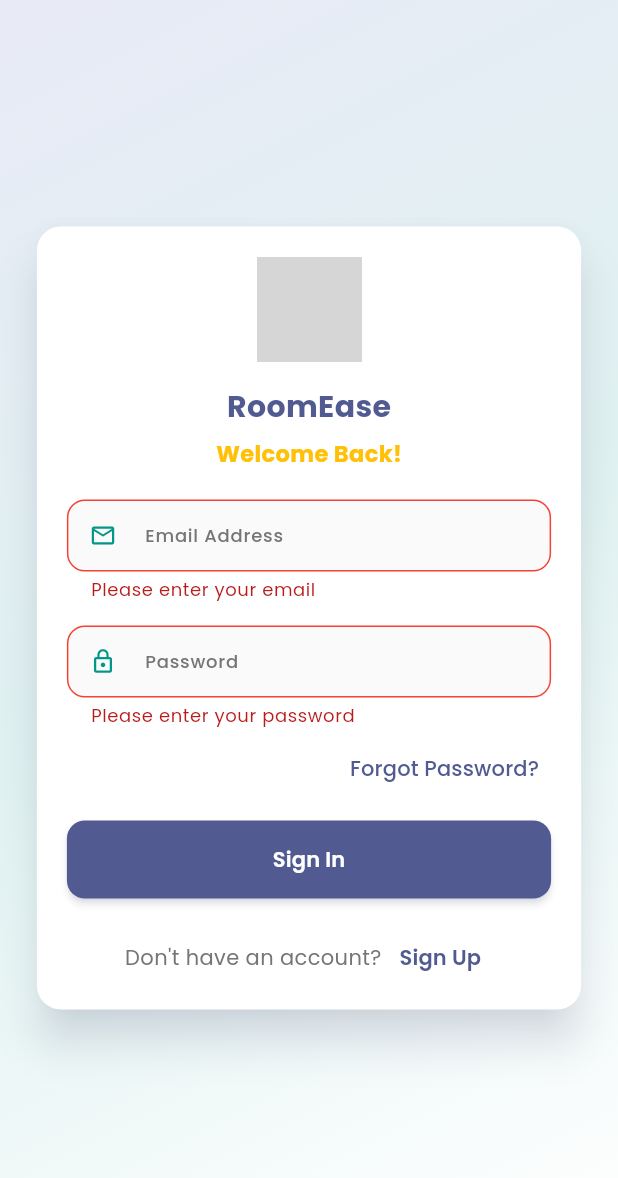
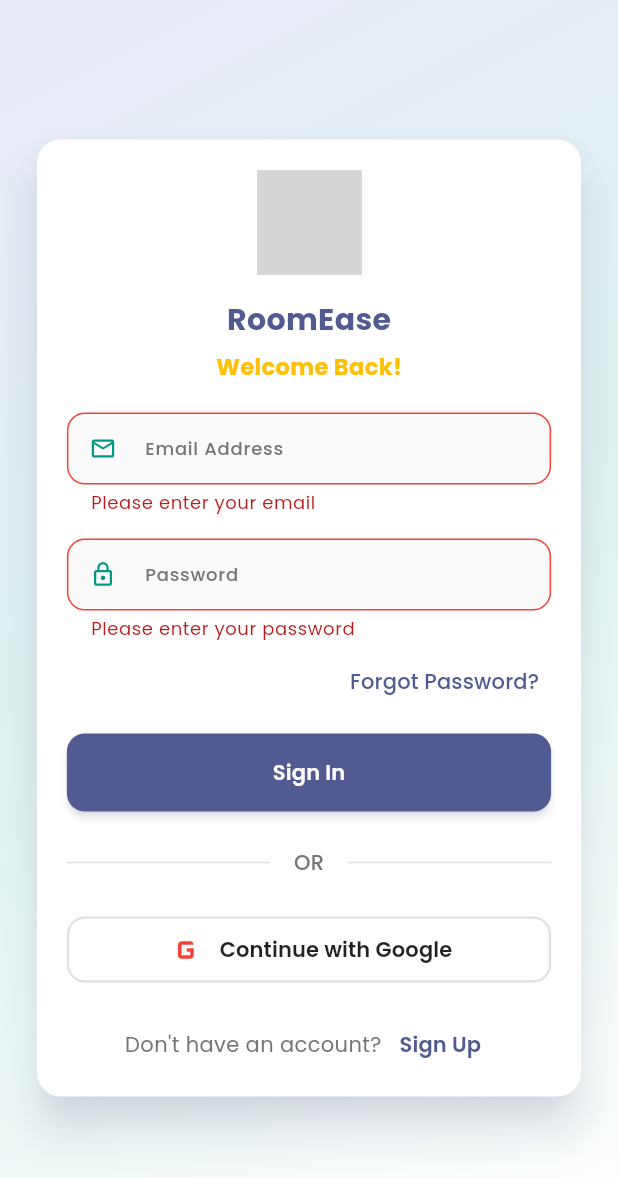
Before and after one commit to Sarthakanon/RoomEase, a Flutter app: the screen it shows after launch, after a tap on "Sign In", on a phone screen of 412 x 824 dp. Shown: the top 1178 px of the screen. Run offline on Flutter 3.47's test engine with Material 3 defaults, Android fonts, the phone set to English and light mode, and no system bars; our stand-ins replace cloud_firestore, firebase_auth, firebase_core, google_fonts; accounts and stored records are empty; grey boxes are pictures that could not be loaded.

Commit message:
feat: update login screen with roomspace check and consistent styling
- Add roomspace check on login to route users appropriately
- First-time users go to roomspace selection
- Returning users with roomspace go to home
- Update text sizes for consistency (20px title, 15px subtitle, 14px inputs, 12px labels)
- Change input icons to tertiary/teal color (size 18)
- Apply to both email/password and Google Sign-In flows
- Improve user experience with proper navigation flow

```diff
--- a/lib/features/auth/presentation/login_screen.dart
+++ b/lib/features/auth/presentation/login_screen.dart
@@ -1,6 +1,7 @@
 import 'package:flutter/material.dart';
 import 'package:flutter/services.dart';
 import '../../../services/firebase_auth_service.dart';
+import '../../../services/firestore_service.dart';
 
 class LoginScreen extends StatefulWidget {
   const LoginScreen({super.key});
@@ -21,6 +22,63 @@
   // Firebase Auth Service
   final FirebaseAuthService _authService = FirebaseAuthService();
 
+  // Google Sign-In function
+  Future<void> _signInWithGoogle() async {
+    setState(() {
+      _isLoading = true;
+    });
+
+    try {
+      final userCredential = await _authService.signInWithGoogle();
+
+      if (userCredential != null && mounted) {
+        // Check if user has any roomspaces
+        final firestoreService = FirestoreService();
+        final roomspaces = await firestoreService.getUserRoomspaces(
+          userCredential.user!.uid,
+        );
+
+        setState(() {
+          _isLoading = false;
+        });
+
+        // Show success message
+        ScaffoldMessenger.of(context).showSnackBar(
+          SnackBar(
+            content: Text('Welcome ${userCredential.user?.displayName ?? ""}!'),
+            backgroundColor: Colors.green,
+          ),
+        );
+
+        // Route based on roomspace status
+        if (roomspaces.isEmpty) {
+          // First time login - go to roomspace selection
+          Navigator.pushReplacementNamed(context, '/roomspace-selection');
+        } else {
+          // Has roomspace - go to home
+          Navigator.pushReplacementNamed(context, '/home');
+        }
+      } else {
+        if (mounted) {
+          setState(() {
+            _isLoading = false;
+          });
+        }
+      }
+    } catch (e) {
+      if (mounted) {
+        setState(() {
+          _isLoading = false;
+        });
+
+        // Show error message
+        ScaffoldMessenger.of(context).showSnackBar(
+          SnackBar(content: Text(e.toString()), backgroundColor: Colors.red),
+        );
+      }
+    }
+  }
+
   // Login function
   Future<void> _login() async {
     // Check if form is valid
@@ -38,6 +96,12 @@
         );
 
         if (userCredential != null && mounted) {
+          // Check if user has any roomspaces
+          final firestoreService = FirestoreService();
+          final roomspaces = await firestoreService.getUserRoomspaces(
+            userCredential.user!.uid,
+          );
+
           setState(() {
             _isLoading = false;
           });
@@ -50,8 +114,14 @@
             ),
           );
 
-          // Go to home screen
-          Navigator.pushReplacementNamed(context, '/home');
+          // Route based on roomspace status
+          if (roomspaces.isEmpty) {
+            // First time login - go to roomspace selection
+            Navigator.pushReplacementNamed(context, '/roomspace-selection');
+          } else {
+            // Has roomspace - go to home
+            Navigator.pushReplacementNamed(context, '/home');
+          }
         }
       } catch (e) {
         if (mounted) {
@@ -371,6 +441,62 @@
                                     ),
                                   ),
                             SizedBox(height: 24),
+
+                            // Divider with "OR"
+                            Row(
+                              children: [
+                                Expanded(
+                                  child: Divider(color: Colors.grey[300]),
+                                ),
+                                Padding(
+                                  padding: EdgeInsets.symmetric(horizontal: 16),
+                                  child: Text(
+                                    'OR',
+                                    style: TextStyle(
+                                      color: Colors.grey[600],
+                                      fontWeight: FontWeight.w500,
+                                    ),
+                                  ),
+                                ),
+                                Expanded(
+                                  child: Divider(color: Colors.grey[300]),
+                                ),
+                              ],
+                            ),
+
+                            SizedBox(height: 24),
+
+                            // Google Sign-In Button
+                            OutlinedButton.icon(
+                              onPressed: _isLoading ? null : _signInWithGoogle,
+                              icon: Icon(
+                                Icons.g_mobiledata,
+                                size: 28,
+                                color: Colors.red,
+                              ),
+                              label: Text(
+                                'Continue with Google',
+                                style: TextStyle(
+                                  fontSize: 14,
+                                  fontWeight: FontWeight.w600,
+                                  color: Colors.black87,
+                                ),
+                              ),
+                              style: OutlinedButton.styleFrom(
+                                minimumSize: Size(double.infinity, 44),
+                                padding: EdgeInsets.symmetric(horizontal: 12),
+                                side: BorderSide(
+                                  color: Colors.grey.shade300,
+                                  width: 1.5,
+                                ),
+                                shape: RoundedRectangleBorder(
+                                  borderRadius: BorderRadius.circular(12),
+                                ),
+                                backgroundColor: Colors.white,
+                              ),
+                            ),
+
+                            SizedBox(height: 24),
                             // Enhanced sign up link
                             Row(
                               mainAxisAlignment: MainAxisAlignment.center,
```
